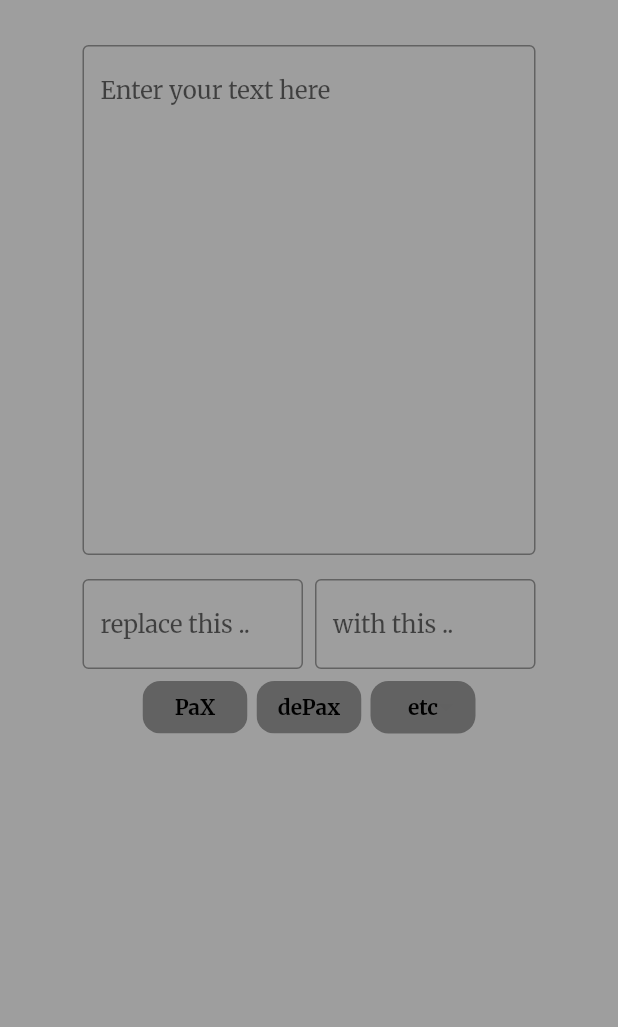
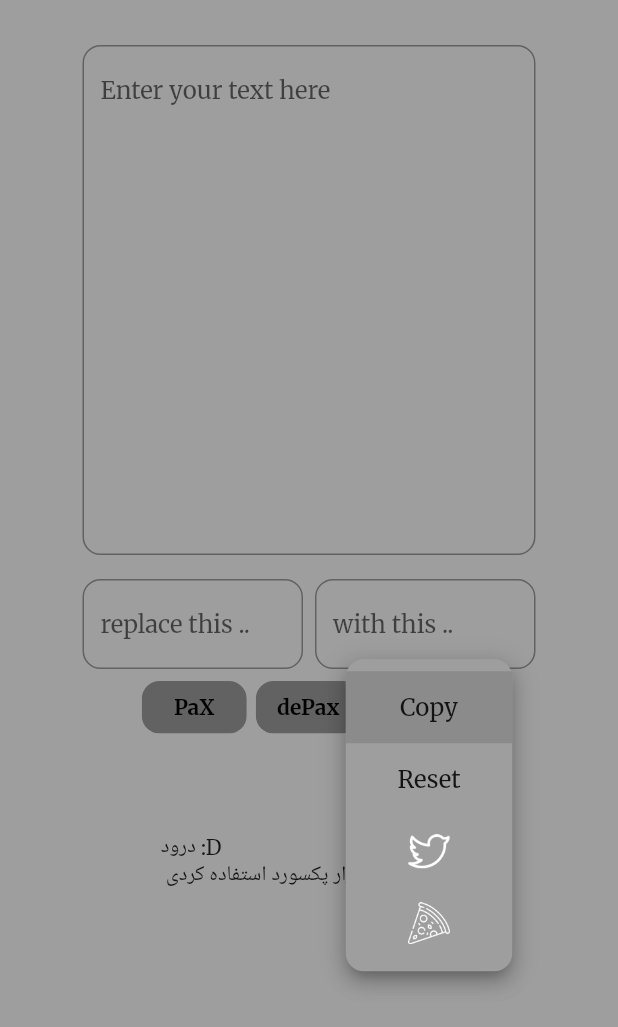
Before and after one commit to radG1t/PaX, a Flutter app: the screen it shows after launch, after a tap on "etc", on a phone screen of 412 x 824 dp. Shown: the top 1027 px of the screen. Run offline on Flutter 3.47's test engine with Material 2 defaults, Android fonts, the phone set to English and light mode, and no system bars; our stand-ins replace google_fonts.

Commit message:
drpdn btn changed

```diff
--- a/lib/home.dart
+++ b/lib/home.dart
@@ -95,9 +95,10 @@ class _HomeState extends State<Home> {
                 controller: textController,
                 minLines: 15,
                 maxLines: 100,
-                decoration: const InputDecoration(
+                decoration: InputDecoration(
                   hintText: 'Enter your text here',
-                  border: OutlineInputBorder(),
+                  border: OutlineInputBorder(
+                      borderRadius: BorderRadius.circular(12)),
                 ),
               ),
               const SizedBox(height: 16),
@@ -106,9 +107,10 @@ class _HomeState extends State<Home> {
                   Expanded(
                     child: TextField(
                       controller: searchController,
-                      decoration: const InputDecoration(
+                      decoration: InputDecoration(
                         hintText: 'replace this ..',
-                        border: OutlineInputBorder(),
+                        border: OutlineInputBorder(
+                            borderRadius: BorderRadius.circular(12)),
                       ),
                     ),
                   ),
@@ -116,9 +118,10 @@ class _HomeState extends State<Home> {
                   Expanded(
                     child: TextField(
                       controller: replaceController,
-                      decoration: const InputDecoration(
+                      decoration: InputDecoration(
                         hintText: 'with this ..',
-                        border: OutlineInputBorder(),
+                        border: OutlineInputBorder(
+                            borderRadius: BorderRadius.circular(12)),
                       ),
                     ),
                   ),
@@ -166,15 +169,12 @@ class _HomeState extends State<Home> {
                   GestureDetector(
                     onTap: () => _dePax(),
                     child: Container(
-                      width: 70,
+                      width: 71,
                       height: 35,
                       decoration: BoxDecoration(
                         borderRadius: BorderRadius.circular(12),
                         color: Colors.black38,
                       ),
-                      child: Stack(
-                        children: [
-                          Positioned.fill(
                       child: DropdownButton<String>(
                         underline: Container(color: Colors.transparent),
                         borderRadius: BorderRadius.circular(12),
@@ -183,11 +183,10 @@ class _HomeState extends State<Home> {
                           if (value == 'copy') {
                             Clipboard.setData(
                                 ClipboardData(text: textController.text));
-                                } else if (value == 'share') {
-                                  // handle share option
                           } else if (value == 'reset') {
                             _reset();
-                                } else if (value == '') {}
+                          } else if (value == 'twitter') {
+                          } else if (value == 'pizza') {}
                         },
                         items: [
                           const DropdownMenuItem(
@@ -195,16 +194,7 @@ class _HomeState extends State<Home> {
                             child: Center(
                               child: Text(
                                 'Copy',
-                                      style: TextStyle(fontSize: 14),
-                                    ),
-                                  ),
-                                ),
-                                const DropdownMenuItem(
-                                  value: 'share',
-                                  child: Center(
-                                    child: Text(
-                                      'Share',
-                                      style: TextStyle(fontSize: 14),
+                                style: TextStyle(fontSize: 16),
                               ),
                             ),
                           ),
@@ -213,44 +203,49 @@ class _HomeState extends State<Home> {
                             child: Center(
                               child: Text(
                                 'Reset',
-                                      style: TextStyle(fontSize: 14),
+                                style: TextStyle(fontSize: 16),
                               ),
                             ),
                           ),
                           DropdownMenuItem(
-                                  value: 'Daramet',
+                            value: 'twitter',
+                            child: Center(
+                              child: Image.asset(
+                                color: Colors.white,
+                                "assets/twitter.png",
+                                width: 28,
+                              ),
+                            ),
+                          ),
+                          DropdownMenuItem(
+                            value: 'pizza',
                             child: Center(
                               child: Image.asset(
                                 color: Colors.white,
                                 "assets/pizza.png",
-                                      width: 30,
+                                width: 28,
                               ),
                             ),
                           ),
                         ],
-                              hint: const Text(''),
+                        hint: const Center(
+                            child: Text(
+                          '      etc',
+                          style: TextStyle(
+                            color: Colors.black,
+                            fontSize: 16,
+                            fontWeight: FontWeight.bold,
+                          ),
+                        )),
                         focusColor: Colors.grey,
                         dropdownColor: Colors.grey,
-                            ),
-                          ),
-                          const Positioned.fill(
-                            child: Center(
-                              child: Text(
-                                'etc',
-                                style: TextStyle(
-                                  color: Colors.black,
-                                  fontSize: 14,
-                                  fontWeight: FontWeight.bold,
-                                ),
                       ),
                     ),
                   ),
                 ],
               ),
-                    ),
-                  ),
-                ],
-              ),
+              SizedBox(height: MediaQuery.of(context).size.height * 0.08),
+              const Text('درود :D \n مرسی که از ابزار پکسورد استفاده کردی'),
             ],
           ),
         ),
```
Lines whose indentation alone changed are shown as unchanged.
